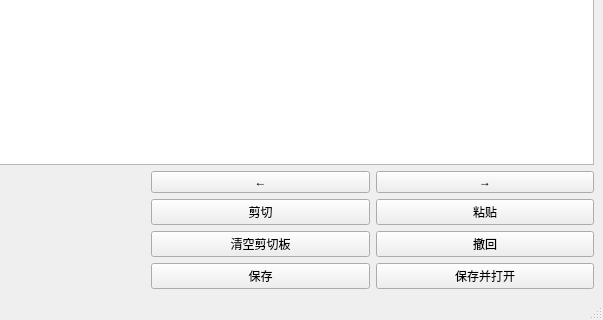
Above: ui/ab_edit.ui from JeremyChim/Dota-Max before the change; both pictures show x 426 to 1029 and y 542 to 862 of the 1029 by 862 pixel window. Below: the same form after it.
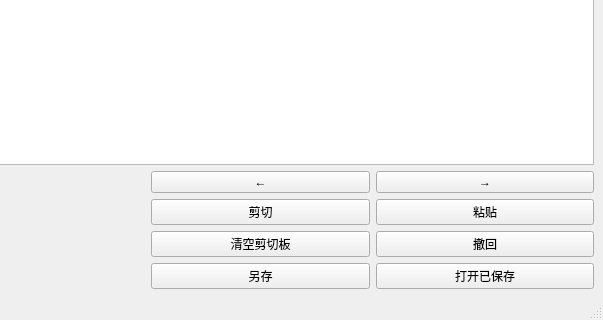
That is the form after the change.

What changed in the file:
```diff
--- a/ui/ab_edit.ui
+++ b/ui/ab_edit.ui
@@ -247,14 +247,14 @@
           <item>
            <widget class="QPushButton" name="pushButton_12">
             <property name="text">
-             <string>保存</string>
+             <string>另存</string>
             </property>
            </widget>
           </item>
           <item>
            <widget class="QPushButton" name="pushButton_13">
             <property name="text">
-             <string>保存并打开</string>
+             <string>打开已保存</string>
             </property>
            </widget>
           </item>
```
